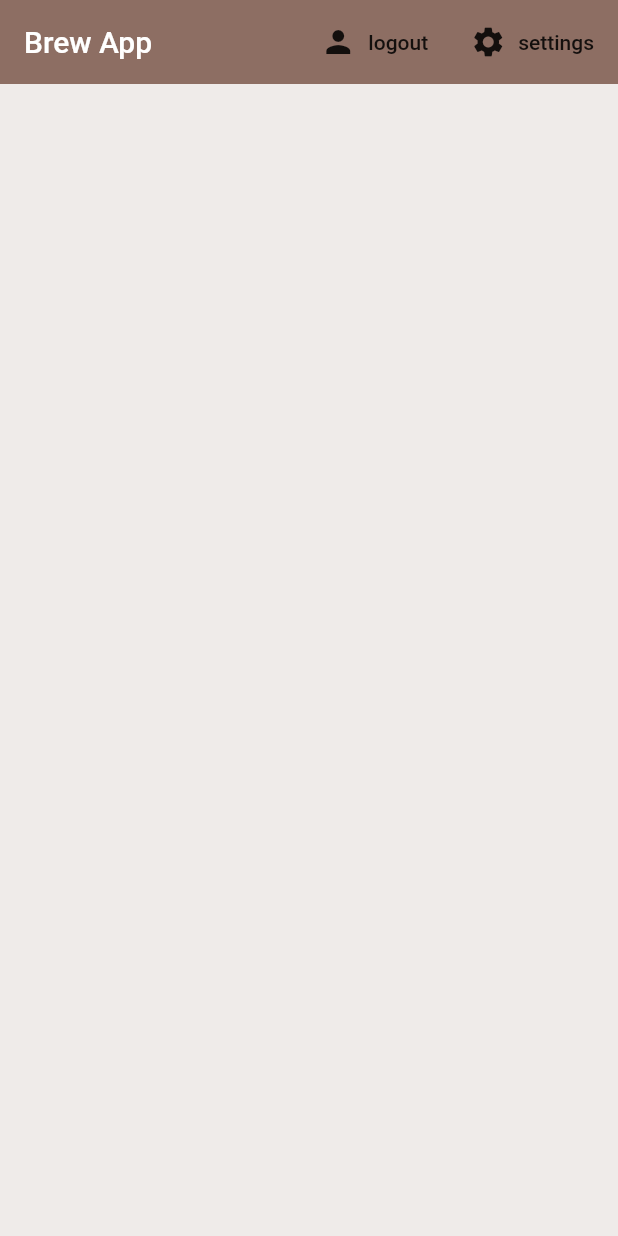
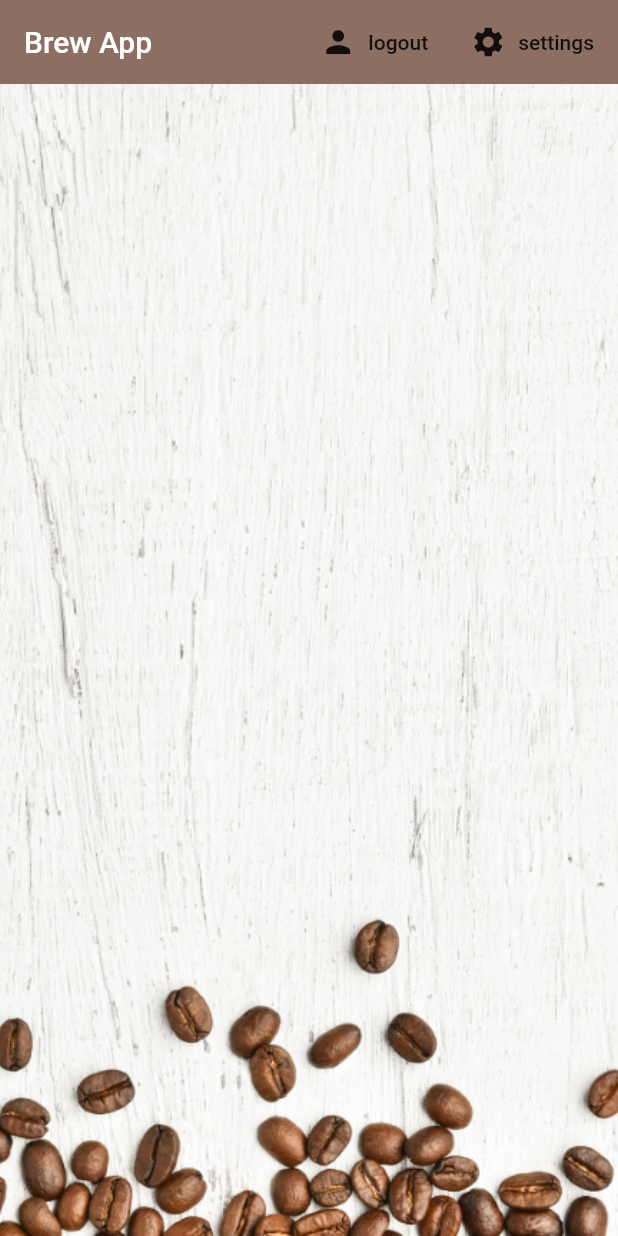
Before and after one commit to ckreandeal/test_brew_app, a Flutter app: the screen it shows once a user with an empty profile is signed in, on a phone screen of 412 x 824 dp. Run offline on Flutter 3.47's test engine with Material 2 defaults, Android fonts, the phone set to English and light mode, and no system bars; our stand-ins replace cloud_firestore, firebase_auth, flutter_spinkit; accounts and stored records are empty.

Commit message:
decoration done --final commit

```diff
--- a/lib/screens/home/brew_tile.dart
+++ b/lib/screens/home/brew_tile.dart
@@ -13,6 +13,7 @@ class BrewTile extends StatelessWidget {
         margin: EdgeInsets.fromLTRB(20, 6, 20, 0),
         child: ListTile(
           leading: CircleAvatar(
+            backgroundImage: AssetImage('images/coffee_icon.png'),
             radius: 25,
             backgroundColor: Colors.brown[brew.strength],
           ),
--- a/lib/screens/home/home.dart
+++ b/lib/screens/home/home.dart
@@ -9,11 +9,12 @@ import 'package:brew_app/screens/home/brew_list.dart';
 class Home extends StatelessWidget {
   final AuthService _auth = AuthService();
 
-
   @override
   Widget build(BuildContext context) {
-    void _showSettingsPanel () {
-    showModalBottomSheet(context: context, builder: (context) {
+    void _showSettingsPanel() {
+      showModalBottomSheet(
+          context: context,
+          builder: (context) {
             return Container(
               padding: EdgeInsets.symmetric(vertical: 20, horizontal: 60),
               child: SettingForm(),
@@ -43,7 +44,14 @@ class Home extends StatelessWidget {
                 label: Text('settings')),
           ],
         ),
-        body: BrewList(),
+        body: Container(
+            decoration: BoxDecoration(
+              image: DecorationImage(
+                image: AssetImage('images/coffee_bg.png'),
+                fit: BoxFit.cover,
+              ),
+            ),
+            child: BrewList()),
       ),
     );
   }
```
Also changed, not shown: lib/screens/home/brew_list.dart (+6 -6 lines). Lines whose indentation alone changed are shown as unchanged.
